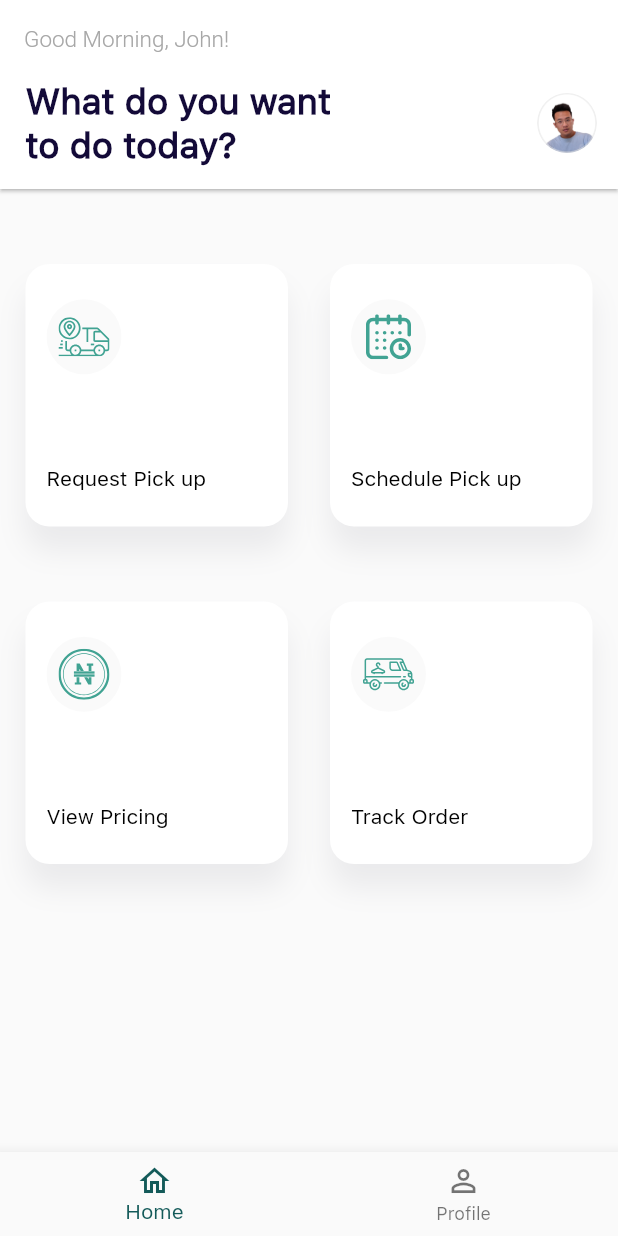
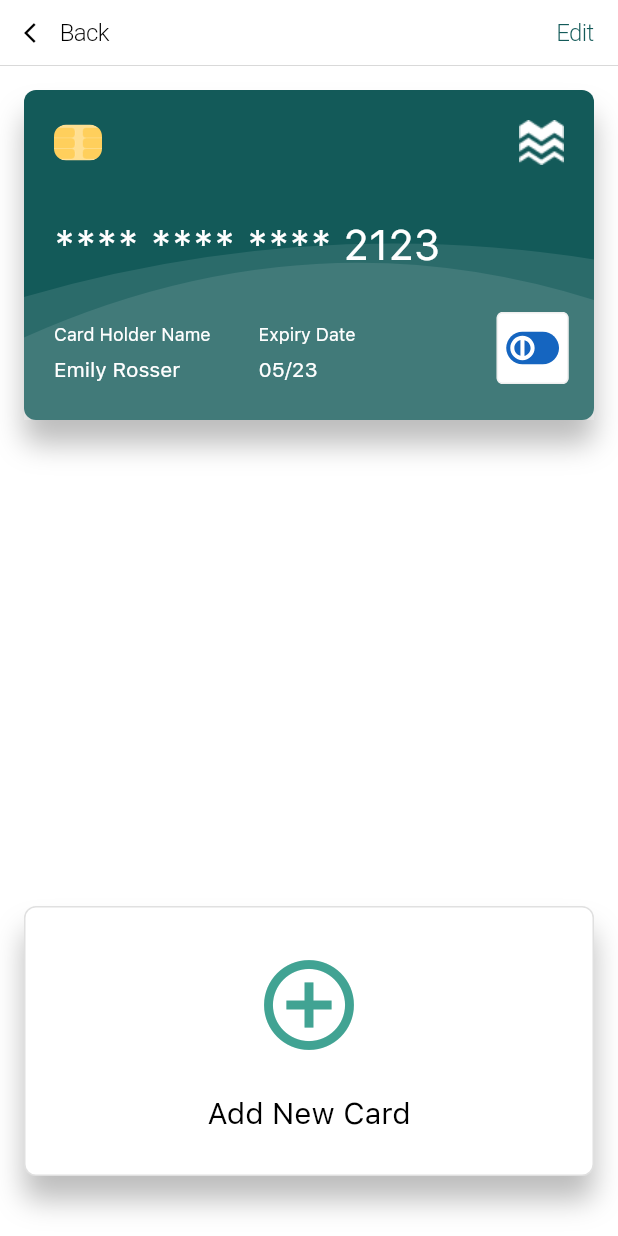
Before and after one commit to developerjamiu/launmax_mobile_app, a Flutter app: the screen it shows after launch, on a phone screen of 412 x 824 dp. Run offline on Flutter 3.47's test engine with Material 2 defaults, Android fonts, the phone set to English and light mode, and no system bars; our stand-ins replace carousel_slider, cloud_firestore, firebase_auth, firebase_core, flutter_spinkit, flutter_svg and 4 more; accounts and stored records are empty; project files that could hold a hidden picture were left out.

Commit message:
Cards Pages 33%

```diff
--- /dev/null
+++ b/lib/UI/screens/cards_screen.dart
@@ -0,0 +1,131 @@
+import 'package:flutter/cupertino.dart';
+import 'package:flutter/material.dart';
+
+import '../../constant.dart';
+import '../../utils/cards_enum.dart';
+import '../widgets/credit_card.dart';
+
+class CardsScreen extends StatelessWidget {
+  @override
+  Widget build(BuildContext context) {
+    return Scaffold(
+      backgroundColor: Colors.white,
+      appBar: CupertinoNavigationBar(
+        backgroundColor: Colors.white,
+        leading: InkWell(
+          child: Row(
+            children: [
+              Icon(
+                Icons.arrow_back_ios,
+                size: 16,
+                color: Colors.black,
+              ),
+              SizedBox(width: 8.0),
+              Text(
+                'Back',
+                style: TextStyle(
+                  fontWeight: FontWeight.w300,
+                  color: Colors.black,
+                  fontSize: 16,
+                ),
+              ),
+            ],
+          ),
+          onTap: () {},
+        ),
+        middle: Text(
+          'Cards',
+          style: TextStyle(
+            fontWeight: FontWeight.bold,
+            color: Colors.black,
+            fontSize: 18,
+          ),
+        ),
+        trailing: Text(
+          'Edit',
+          style: TextStyle(
+            fontWeight: FontWeight.w300,
+            fontSize: 16,
+            color: Color(0xff135A59),
+          ),
+        ),
+      ),
+      body: SafeArea(
+        child: Column(
+          mainAxisAlignment: MainAxisAlignment.spaceBetween,
+          children: [
+            CreditCard(
+              cardHolderName: 'Emily Rosser',
+              cardNumber: '1234567891012123',
+              cardType: CardType.diner,
+              expiryDate: '05/23',
+              margin: EdgeInsets.all(16.0),
+            ),
+            AddCard(
+              margin: EdgeInsets.only(left: 16.0, right: 16.0, bottom: 40.0),
+              iconData: Icons.add_circle_outline,
+              onTap: () {},
+              text: 'Add New Card',
+            ),
+          ],
+        ),
+      ),
+    );
+  }
+}
+
+class AddCard extends StatelessWidget {
+  final String text;
+  final IconData iconData;
+  final Color color;
+  final EdgeInsetsGeometry margin;
+  final VoidCallback onTap;
+  const AddCard({
+    Key key,
+    @required this.text,
+    @required this.iconData,
+    @required this.onTap,
+    this.margin,
+    this.color = Colors.white,
+  }) : super(key: key);
+
+  @override
+  Widget build(BuildContext context) {
+    return InkWell(
+      borderRadius: BorderRadius.circular(8),
+      onTap: onTap,
+      child: Container(
+        width: double.infinity,
+        height: 180,
+        margin: margin,
+        decoration: BoxDecoration(
+          color: color,
+          borderRadius: BorderRadius.circular(8),
+          border: Border.all(color: Colors.black12),
+          boxShadow: kBoxShadow,
+        ),
+        child: Center(
+          child: Column(
+            crossAxisAlignment: CrossAxisAlignment.center,
+            mainAxisAlignment: MainAxisAlignment.center,
+            children: [
+              Icon(
+                iconData,
+                size: 72,
+                color: Color(0xff41A393),
+              ),
+              SizedBox(height: 24),
+              Text(
+                text,
+                style: TextStyle(
+                  fontSize: 20,
+                  color: Colors.black,
+                ),
+              ),
+            ],
+          ),
+        ),
+      ),
+    );
+  }
+}
--- /dev/null
+++ b/lib/UI/widgets/credit_card.dart
@@ -0,0 +1,199 @@
+import 'package:flutter/material.dart';
+import 'package:flutter_svg/flutter_svg.dart';
+import 'package:launmax_app/constant.dart';
+
+import '../../utils/cards_enum.dart';
+
+class CreditCard extends StatelessWidget {
+  final String cardHolderName;
+  final String expiryDate;
+  final String cardNumber;
+  final CardType cardType;
+  final EdgeInsetsGeometry margin;
+
+  const CreditCard({
+    Key key,
+    this.margin,
+    @required this.cardHolderName,
+    @required this.expiryDate,
+    @required this.cardType,
+    @required this.cardNumber,
+  }) : super(key: key);
+
+  @override
+  Widget build(BuildContext context) {
+    return Container(
+      height: 220,
+      margin: margin,
+      decoration: BoxDecoration(
+        color: Color(0xFF135A59),
+        borderRadius: BorderRadius.circular(8),
+        boxShadow: kBoxShadow,
+      ),
+      child: Stack(
+        alignment: Alignment.bottomCenter,
+        children: [
+          ClipPath(
+            clipper: ShapeOneClipper(),
+            child: Container(
+              height: 120,
+              width: double.infinity,
+              decoration: BoxDecoration(
+                color: Colors.white.withOpacity(0.1),
+              ),
+            ),
+          ),
+          ClipPath(
+            clipper: ShapeTwoClipper(),
+            child: Container(
+              height: 122,
+              width: double.infinity,
+              decoration: BoxDecoration(
+                color: Colors.white.withOpacity(0.1),
+              ),
+            ),
+          ),
+          Positioned(
+            left: 20,
+            right: 20,
+            top: 20,
+            bottom: 25,
+            child: Column(
+              mainAxisAlignment: MainAxisAlignment.spaceBetween,
+              crossAxisAlignment: CrossAxisAlignment.start,
+              children: [
+                Row(
+                  mainAxisAlignment: MainAxisAlignment.spaceBetween,
+                  children: [
+                    SvgPicture.asset('assets/images/chip.svg'),
+                    Image.asset('assets/images/app_logo.png'),
+                  ],
+                ),
+                Text(
+                  '**** **** **** ${cardNumber.substring(12)}',
+                  style: TextStyle(
+                    fontSize: 28.0,
+                    color: Colors.white,
+                  ),
+                ),
+                Row(
+                  crossAxisAlignment: CrossAxisAlignment.start,
+                  children: [
+                    TitleAndValue(
+                      title: 'Card Holder Name',
+                      value: cardHolderName,
+                    ),
+                    SizedBox(width: 32),
+                    TitleAndValue(
+                      title: 'Expiry Date',
+                      value: expiryDate,
+                    ),
+                  ],
+                ),
+              ],
+            ),
+          ),
+          Positioned(
+            right: 0,
+            child: SvgPicture.asset(
+              cardImagePath(cardType),
+              height: 80,
+            ),
+          ),
+        ],
+      ),
+    );
+  }
+
+  String cardImagePath(CardType cardType) {
+    if (cardType == CardType.visa) {
+      return 'assets/images/visa.svg';
+    } else if (cardType == CardType.paypal) {
+      return 'assets/images/paypal.svg';
+    } else if (cardType == CardType.diner) {
+      return 'assets/images/diners.svg';
+    } else if (cardType == CardType.amex) {
+      return 'assets/images/amex.svg';
+    } else {
+      return 'assets/images/mastercard.svg';
+    }
+  }
+}
+
+class TitleAndValue extends StatelessWidget {
+  final String title;
+  final String value;
+
+  const TitleAndValue({
+    Key key,
+    @required this.title,
+    @required this.value,
+  }) : super(key: key);
+
+  @override
+  Widget build(BuildContext context) {
+    return Column(
+      crossAxisAlignment: CrossAxisAlignment.start,
+      children: [
+        Text(
+          title,
+          style: TextStyle(
+            fontSize: 12,
+            color: Colors.white,
+          ),
+        ),
+        SizedBox(height: 8),
+        Text(
+          value,
+          style: TextStyle(
+            color: Colors.white,
+          ),
+        ),
+      ],
+    );
+  }
+}
+
+class ShapeOneClipper extends CustomClipper<Path> {
+  @override
+  Path getClip(Size size) {
+    var controlPoint = Offset(size.width / 2, -20);
+    var endPoint = Offset(size.width, 40);
+
+    final path = Path()
+      ..moveTo(0, 65)
+      ..quadraticBezierTo(
+          controlPoint.dx, controlPoint.dy, endPoint.dx, endPoint.dy)
+      ..lineTo(size.width, 0)
+      ..lineTo(size.width, size.height)
+      ..lineTo(0, size.height);
+
+    return path;
+  }
+
+  bool shouldReclip(ShapeOneClipper oldClipper) {
+    return true;
+  }
+}
+
+class ShapeTwoClipper extends CustomClipper<Path> {
+  @override
+  Path getClip(Size size) {
+    var controlPoint = Offset(size.width / 2, -15);
+    var endPoint = Offset(size.width, 15);
+
+    final path = Path()
+      ..moveTo(0, 40)
+      ..quadraticBezierTo(
+          controlPoint.dx, controlPoint.dy, endPoint.dx, endPoint.dy)
+      ..lineTo(size.width, 0)
+      ..lineTo(size.width, size.height)
+      ..lineTo(0, size.height);
+
+    return path;
+  }
+
+  bool shouldReclip(ShapeTwoClipper oldClipper) {
+    return true;
+  }
+}
--- a/lib/constant.dart
+++ b/lib/constant.dart
@@ -1,5 +1,14 @@
+import 'package:flutter/material.dart';
 import 'package:flutter/widgets.dart';
 
 final kRoundedRectangleBorder = RoundedRectangleBorder(
   borderRadius: BorderRadius.circular(5),
 );
+
+final kBoxShadow = <BoxShadow>[
+  BoxShadow(
+    offset: Offset(0, 16),
+    blurRadius: 16,
+    color: Colors.black26,
+  )
+];
--- a/lib/main.dart
+++ b/lib/main.dart
@@ -1,6 +1,7 @@
 import 'package:flutter/material.dart';
 import 'package:launmax_app/models/app_state.dart';
 import 'package:launmax_app/styles.dart';
+import 'package:launmax_app/ui/screens/cards_screen.dart';
 import 'package:launmax_app/ui/screens/signIn/signinViewModel.dart';
 import 'package:launmax_app/utils/screen_controller.dart';
 import 'package:provider/provider.dart';
@@ -43,7 +44,7 @@ class _MyAppState extends State<MyApp> {
             textTheme: Typography.blackCupertino
                 .copyWith(bodyText2: TextStyle(fontFamily: 'SFProText')),
           ),
-          home: ScreenController()
+          home: CardsScreen()
           //MyHomePage(title: 'Flutter Demo Home Page'),
           ),
     );
--- /dev/null
+++ b/lib/utils/cards_enum.dart
@@ -0,0 +1,7 @@
+enum CardType {
+  paypal,
+  mastercard,
+  visa,
+  diner,
+  amex,
+}
```
Also changed, not shown: assets/images/amex.svg (added), assets/images/app_logo.png (added), assets/images/chip.svg (added), assets/images/diners.svg (added), assets/images/logo.png (added), assets/images/mastercard.svg (added), assets/images/paypal.svg (added), assets/images/visa.svg (added).
